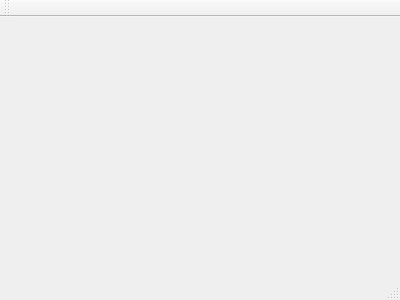
Above: cloud/dev-tools/examples/qt/minimal/mainwindow.ui from cepsdev/machines4ceps before the change. Below: the same form after it.
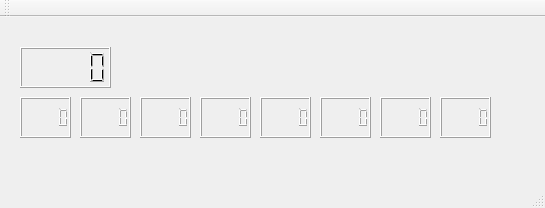
That is the form after the change.

Commit message:
[FEATURE] vcangateway / dev-tools / qt example
vcangateway failed to handle the case of a non existent simulation
listed in a configuration command.
Developer Tools lacked user friendly wrapper.
Minimal Qt Example for virtual can inclusion insufficient.

Major refactoring of vcan tool and dev-tools. Final Qt
Example using hooks.

Diff of the .ui file:
```diff
--- a/cloud/dev-tools/examples/qt/minimal/mainwindow.ui
+++ b/cloud/dev-tools/examples/qt/minimal/mainwindow.ui
@@ -1,24 +1,130 @@
 <ui version="4.0">
  <class>MainWindow</class>
- <widget class="QMainWindow" name="MainWindow" >
-  <property name="geometry" >
+ <widget class="QMainWindow" name="MainWindow">
+  <property name="geometry">
    <rect>
     <x>0</x>
     <y>0</y>
-    <width>400</width>
-    <height>300</height>
+    <width>545</width>
+    <height>208</height>
    </rect>
   </property>
   <property name="windowTitle" >
    <string>MainWindow</string>
   </property>
-  <widget class="QMenuBar" name="menuBar" />
-  <widget class="QToolBar" name="mainToolBar" />
-  <widget class="QWidget" name="centralWidget" />
-  <widget class="QStatusBar" name="statusBar" />
+  <widget class="QWidget" name="centralWidget">
+   <widget class="QLCDNumber" name="lcdNumber">
+    <property name="geometry">
+     <rect>
+      <x>20</x>
+      <y>30</y>
+      <width>91</width>
+      <height>41</height>
+     </rect>
+    </property>
+   </widget>
+   <widget class="QLCDNumber" name="lcdNumber_2">
+    <property name="geometry">
+     <rect>
+      <x>20</x>
+      <y>80</y>
+      <width>51</width>
+      <height>41</height>
+     </rect>
+    </property>
+   </widget>
+   <widget class="QLCDNumber" name="lcdNumber_3">
+    <property name="geometry">
+     <rect>
+      <x>80</x>
+      <y>80</y>
+      <width>51</width>
+      <height>41</height>
+     </rect>
+    </property>
+   </widget>
+   <widget class="QLCDNumber" name="lcdNumber_4">
+    <property name="geometry">
+     <rect>
+      <x>140</x>
+      <y>80</y>
+      <width>51</width>
+      <height>41</height>
+     </rect>
+    </property>
+   </widget>
+   <widget class="QLCDNumber" name="lcdNumber_5">
+    <property name="geometry">
+     <rect>
+      <x>200</x>
+      <y>80</y>
+      <width>51</width>
+      <height>41</height>
+     </rect>
+    </property>
+   </widget>
+   <widget class="QLCDNumber" name="lcdNumber_6">
+    <property name="geometry">
+     <rect>
+      <x>260</x>
+      <y>80</y>
+      <width>51</width>
+      <height>41</height>
+     </rect>
+    </property>
+   </widget>
+   <widget class="QLCDNumber" name="lcdNumber_7">
+    <property name="geometry">
+     <rect>
+      <x>320</x>
+      <y>80</y>
+      <width>51</width>
+      <height>41</height>
+     </rect>
+    </property>
+   </widget>
+   <widget class="QLCDNumber" name="lcdNumber_8">
+    <property name="geometry">
+     <rect>
+      <x>380</x>
+      <y>80</y>
+      <width>51</width>
+      <height>41</height>
+     </rect>
+    </property>
+   </widget>
+   <widget class="QLCDNumber" name="lcdNumber_9">
+    <property name="geometry">
+     <rect>
+      <x>440</x>
+      <y>80</y>
+      <width>51</width>
+      <height>41</height>
+     </rect>
+    </property>
+   </widget>
+  </widget>
+  <widget class="QMenuBar" name="menuBar">
+   <property name="geometry">
+    <rect>
+     <x>0</x>
+     <y>0</y>
+     <width>545</width>
+     <height>21</height>
+    </rect>
+   </property>
+  </widget>
+  <widget class="QToolBar" name="mainToolBar">
+   <attribute name="toolBarArea">
+    <enum>TopToolBarArea</enum>
+   </attribute>
+   <attribute name="toolBarBreak">
+    <bool>false</bool>
+   </attribute>
+  </widget>
+  <widget class="QStatusBar" name="statusBar"/>
  </widget>
- <layoutDefault spacing="6" margin="11" />
- <pixmapfunction></pixmapfunction>
+ <layoutdefault spacing="6" margin="11"/>
  <resources/>
  <connections/>
 </ui>
```
Left out of the diff: 3 changed lines with no effect on the pictures. The commit also changes 13 other files.
